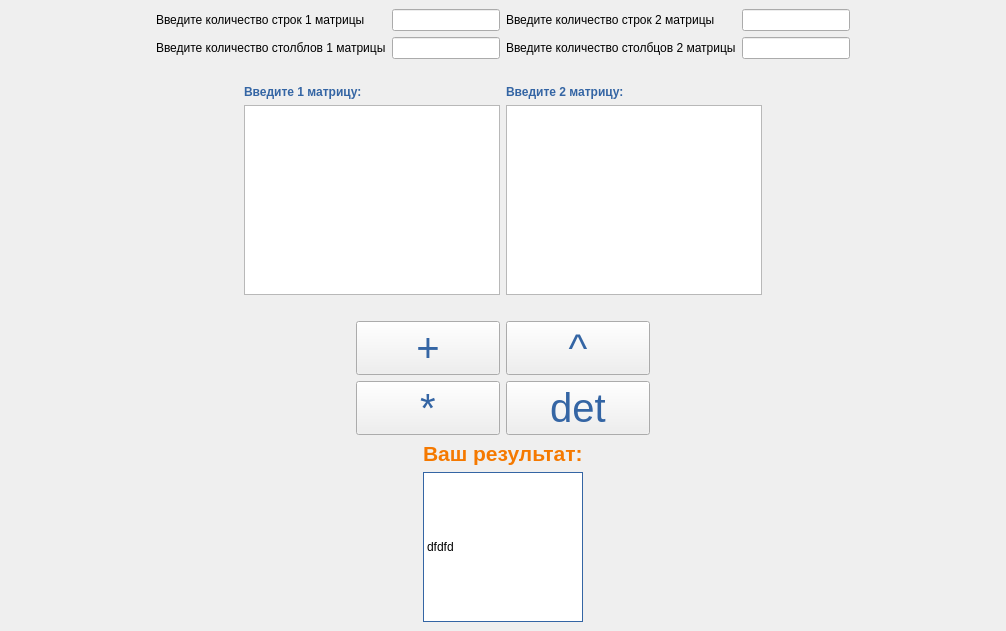
Above: lab5/mainwindow.ui from Chudopal/PPvIS_1st_term before the change. Below: the same form after it.
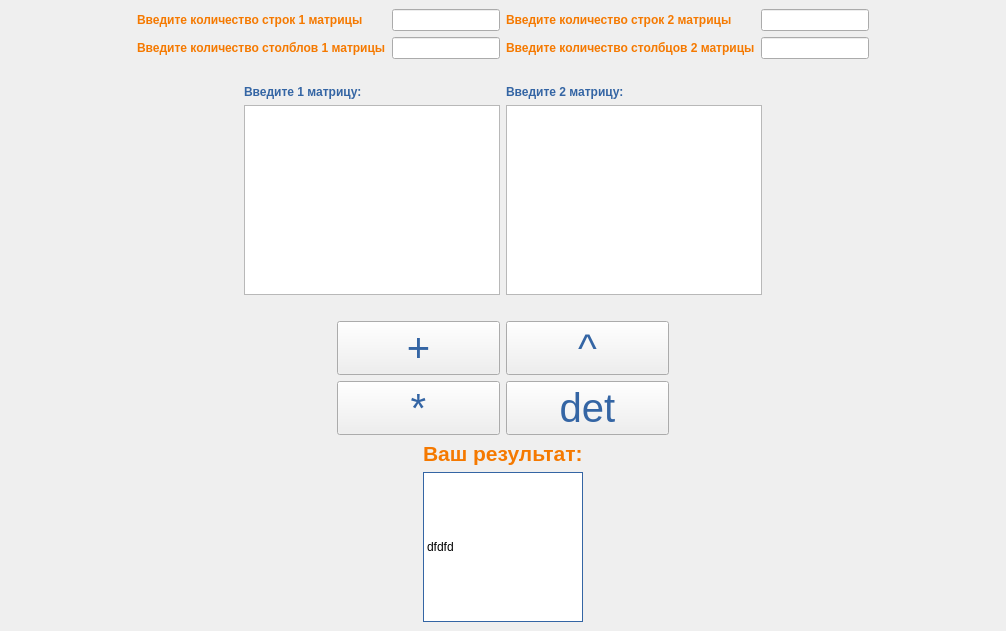
That is the form after the change.

```diff
--- a/lab5/mainwindow.ui
+++ b/lab5/mainwindow.ui
@@ -19,6 +19,9 @@
   <property name="windowTitle">
    <string>MainWindow</string>
   </property>
+  <property name="styleSheet">
+   <string notr="true"/>
+  </property>
   <widget class="QWidget" name="centralwidget">
    <layout class="QGridLayout" name="gridLayout_5">
     <item row="5" column="1" colspan="2">
@@ -247,7 +250,7 @@
       <item row="2" column="0">
        <widget class="QLabel" name="label_2">
         <property name="text">
-         <string>Введите количество столблов 1 матрицы</string>
+         <string>&lt;html&gt;&lt;head/&gt;&lt;body&gt;&lt;p&gt;&lt;span style=&quot; font-weight:600; color:#f57900;&quot;&gt;Введите количество столблов 1 матрицы&lt;/span&gt;&lt;/p&gt;&lt;/body&gt;&lt;/html&gt;</string>
         </property>
        </widget>
       </item>
@@ -264,7 +267,7 @@
       <item row="1" column="0">
        <widget class="QLabel" name="label">
         <property name="text">
-         <string>Введите количество строк 1 матрицы</string>
+         <string>&lt;html&gt;&lt;head/&gt;&lt;body&gt;&lt;p&gt;&lt;span style=&quot; font-weight:600; color:#f57900;&quot;&gt;Введите количество строк 1 матрицы&lt;/span&gt;&lt;/p&gt;&lt;/body&gt;&lt;/html&gt;</string>
         </property>
        </widget>
       </item>
@@ -278,7 +281,7 @@
       <item row="1" column="0">
        <widget class="QLabel" name="label_4">
         <property name="text">
-         <string>Введите количество столбцов 2 матрицы</string>
+         <string>&lt;html&gt;&lt;head/&gt;&lt;body&gt;&lt;p&gt;&lt;span style=&quot; font-weight:600; color:#f57900;&quot;&gt;Введите количество столбцов 2 матрицы&lt;/span&gt;&lt;/p&gt;&lt;/body&gt;&lt;/html&gt;</string>
         </property>
        </widget>
       </item>
@@ -288,7 +291,7 @@
       <item row="0" column="0">
        <widget class="QLabel" name="label_3">
         <property name="text">
-         <string>Введите количество строк 2 матрицы</string>
+         <string>&lt;html&gt;&lt;head/&gt;&lt;body&gt;&lt;p&gt;&lt;span style=&quot; font-weight:600; color:#f57900;&quot;&gt;Введите количество строк 2 матрицы&lt;/span&gt;&lt;/p&gt;&lt;/body&gt;&lt;/html&gt;</string>
         </property>
        </widget>
       </item>
```
Left out of the diff: 52 changed lines with no effect on the pictures.
